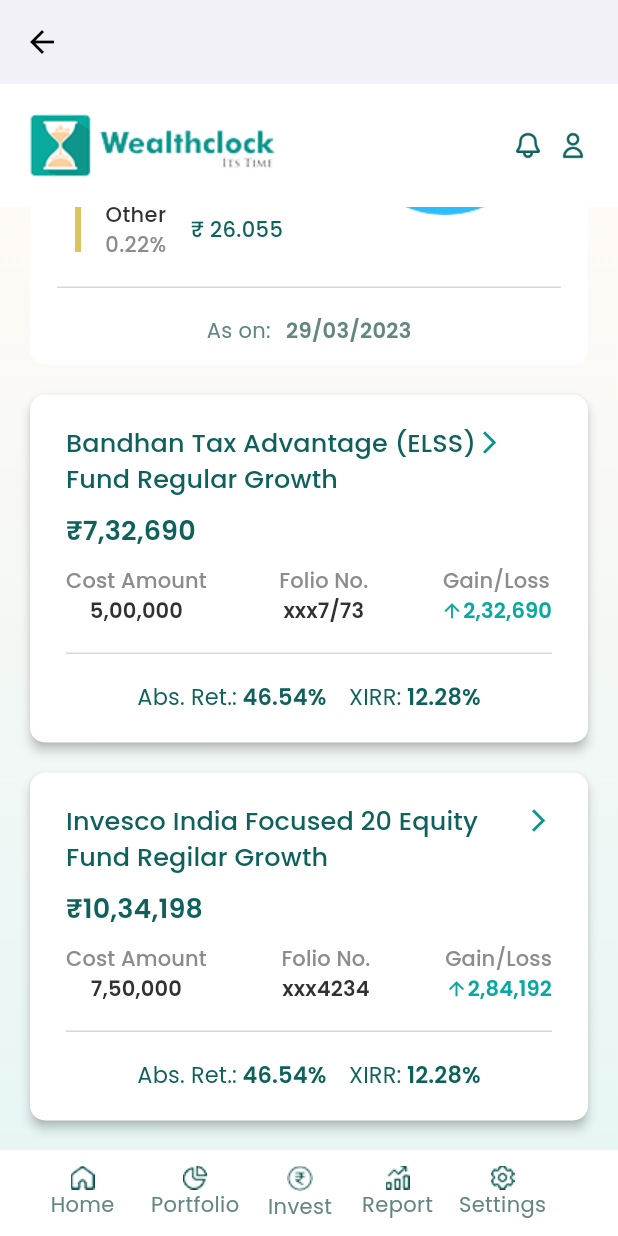
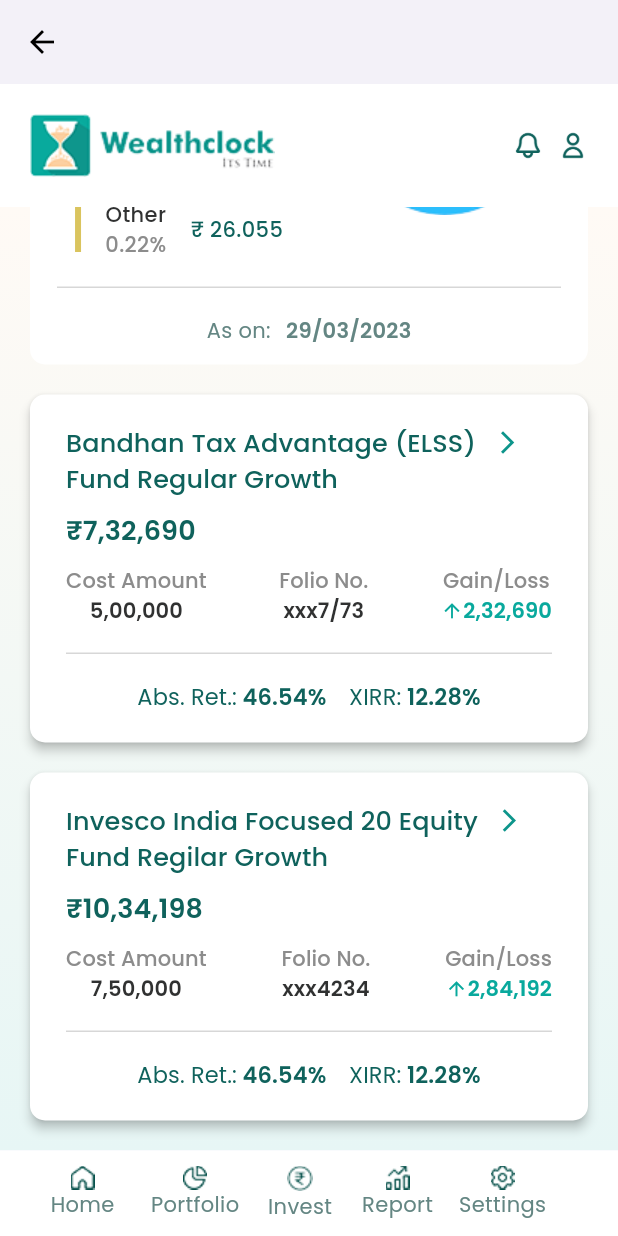
Before and after one commit to ayonpaul1992/wealthclock28, a Flutter app: the individualPortfolioPage screen opened directly, scrolled down 391 dp, on a phone screen of 412 x 824 dp. Run offline on Flutter 3.47's test engine with Material 3 defaults, Android fonts, the phone set to English and light mode, and no system bars; our stand-ins replace google_fonts, shared_preferences; accounts and stored records are empty; network calls fail.

Commit message:
card type button error check of individual and family portfolio page

```diff
--- a/lib/individual_portfolio.dart
+++ b/lib/individual_portfolio.dart
@@ -1310,6 +1310,7 @@
                                         fontWeight: FontWeight.w500,
                                       ),
                                     ),
+                                    SizedBox(width: 12,),
                                     Icon(
                                       Icons.arrow_forward_ios,
                                       color: Color(0xFF0d958b),
@@ -1492,7 +1493,9 @@
                           child: Column(
                             crossAxisAlignment: CrossAxisAlignment.start,
                             children: [
-                              Row(
+                              SingleChildScrollView(
+                                scrollDirection: Axis.horizontal,
+                                child: Row(
                                   mainAxisAlignment:
                                       MainAxisAlignment.spaceBetween,
                                   children: [
@@ -1504,12 +1507,14 @@
                                         fontWeight: FontWeight.w500,
                                       ),
                                     ),
+                                    SizedBox(width: 12,),
                                     Icon(
                                       Icons.arrow_forward_ios,
                                       color: Color(0xFF0d958b),
                                       size: 18,
                                     )
                                   ],
+                                ),
                               ),
                               Text(
                                 'Fund Regilar Growth',
```
Also changed, not shown: lib/family_portfolio.dart (+10 -2 lines). Lines whose indentation alone changed are shown as unchanged.
